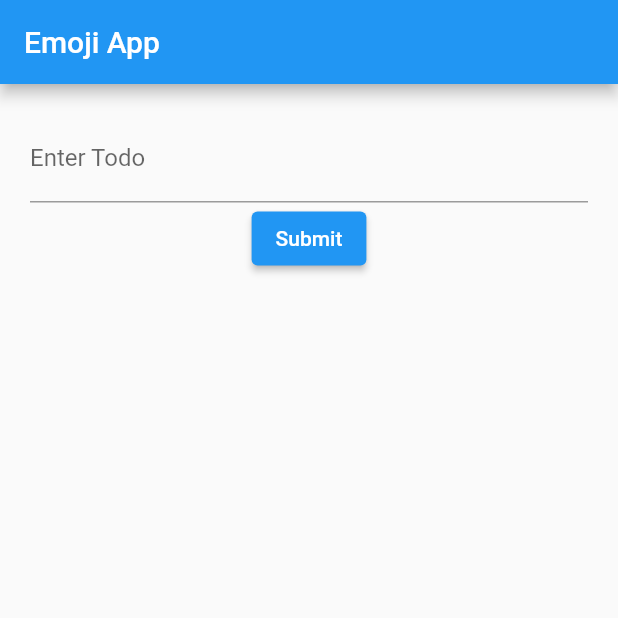
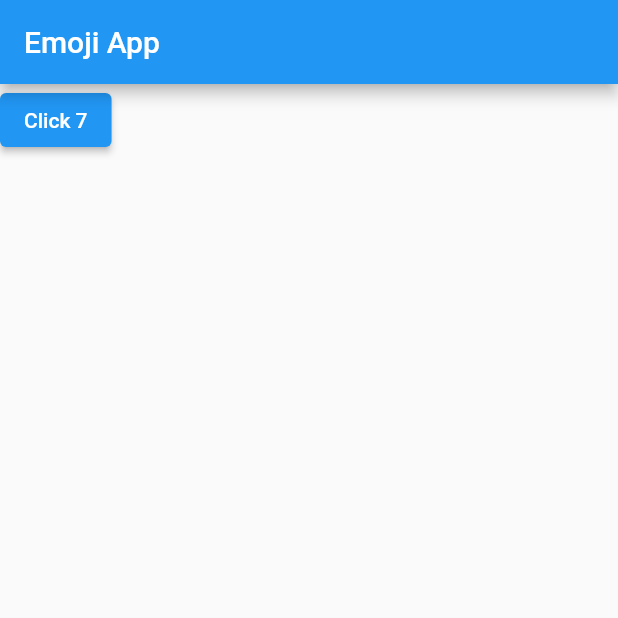
Before and after one commit to dulangakithmini/emoji-app, a Flutter app: the screen it shows after launch, on a phone screen of 412 x 824 dp, the top half of it. Run offline on Flutter 3.47's test engine with Material 2 defaults, Android fonts, the phone set to English and light mode, and no system bars; our stand-ins replace rxdart, shared_preferences.

Commit message:
Implement provider_demo_screen

```diff
--- a/lib/main.dart
+++ b/lib/main.dart
@@ -1,4 +1,4 @@
-import 'package:emoji_app/screens/todo_screen.dart';
+import 'package:emoji_app/screens/provider_demo_screen.dart';
 import 'package:flutter/material.dart';
 
 void main() {
@@ -15,7 +15,7 @@ class MyApp extends StatelessWidget {
         appBar: AppBar(
           title: Text('Emoji App'),
         ),
-        body: TodoScreen(),
+        body: ProviderDemoScreen(),
       ),
     );
   }
--- /dev/null
+++ b/lib/screens/provider_demo_screen.dart
@@ -0,0 +1,27 @@
+import 'package:flutter/material.dart';
+import 'package:provider/provider.dart';
+
+class ProviderDemoScreen extends StatelessWidget {
+  const ProviderDemoScreen({Key key}) : super(key: key);
+
+  @override
+  Widget build(BuildContext context) {
+    return Provider.value(
+      value: 7,
+      child: Scaffold(
+        body: Column(
+          children: [
+            Builder(builder: (innerContext) {
+              return ElevatedButton(
+                onPressed: () {
+                  print(innerContext.read<int>());
+                },
+                child: Text('Click ${innerContext.watch<int>()}'),
+              );
+            }),
+          ],
+        ),
+      ),
+    );
+  }
+}
--- a/pubspec.yaml
+++ b/pubspec.yaml
@@ -31,6 +31,7 @@ dependencies:
   shared_preferences: ^2.0.7
   http: ^0.13.3
   rxdart: ^0.27.2
+  provider: ^6.0.1
 
 dev_dependencies:
   flutter_test:
```
